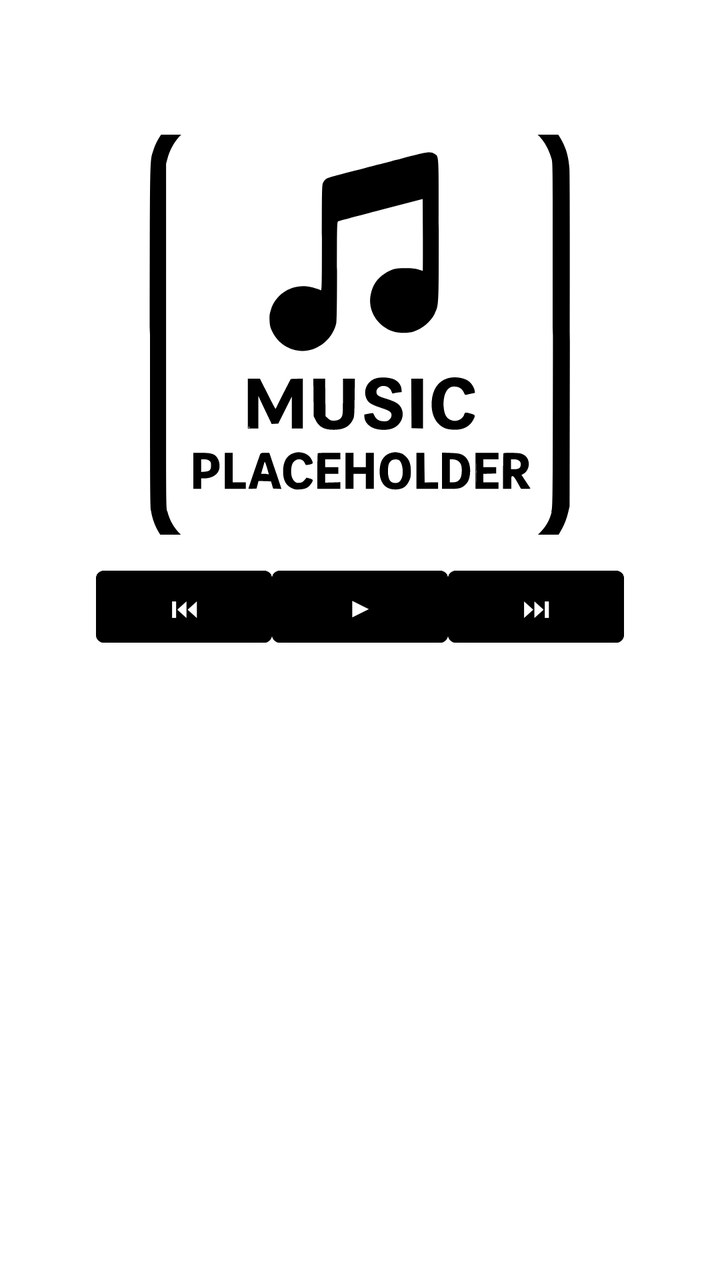
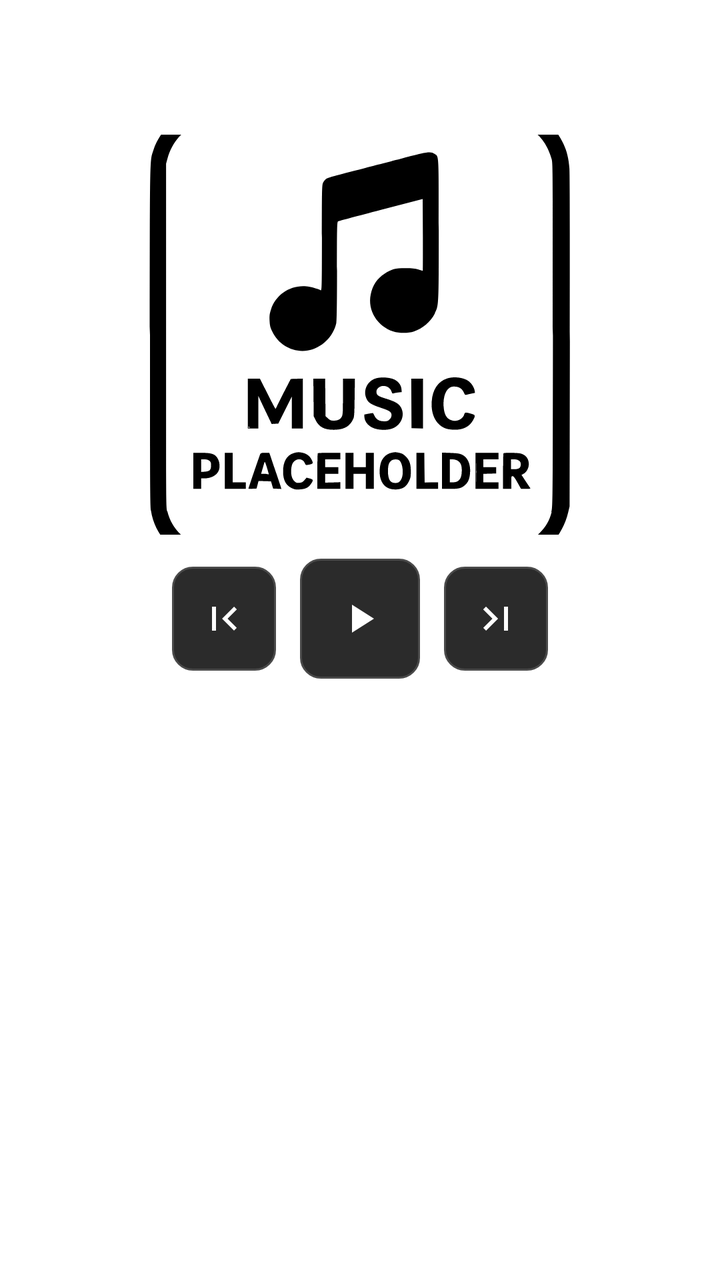

Two renders of the same Android screen: before a commit and after it. Below are the layout's source before the change and the commit's diff.
<!-- AndroidManifest.xml: application theme Theme.Ytmusicplayer -->
<!-- res/layout/fragment_playlist_detail.xml -->
<?xml version="1.0" encoding="utf-8"?>
<LinearLayout xmlns:android="http://schemas.android.com/apk/res/android"
    android:id="@+id/playlistDetailLayout"
    android:layout_width="match_parent"
    android:layout_height="match_parent"
    android:padding="12dp"
    android:layout_marginTop="88dp"
    android:orientation="vertical">

    
    <TextView
        android:id="@+id/playlistTitle"
        android:layout_width="match_parent"
        android:layout_height="wrap_content"
        android:text="Playlist Title"
        android:textColor="@color/white"
        android:textStyle="bold"
        android:textSize="18sp"
        android:paddingBottom="4dp" />

    
    <TextView
        android:id="@+id/currentTrackTitle"
        android:layout_width="match_parent"
        android:layout_height="wrap_content"
        android:text=" "
        android:textColor="@color/white"
        android:textSize="14sp"
        android:textStyle="italic"
        android:paddingBottom="8dp" />

    <ImageView
        android:id="@+id/currentTrackImage"
        android:layout_width="match_parent"
        android:layout_height="200dp"
        android:scaleType="centerCrop"
        android:layout_marginBottom="12dp"
        android:background="@color/white"
        android:src="@drawable/ic_music_placeholder" />

    
    <androidx.media3.ui.PlayerView
        android:id="@+id/playerView"
        android:layout_width="match_parent"
        android:layout_height="wrap_content"
        android:visibility="gone"
        android:layout_marginBottom="8dp" />

    
    <LinearLayout
        android:id="@+id/playerControls"
        android:layout_width="match_parent"
        android:layout_height="wrap_content"
        android:gravity="center"
        android:orientation="horizontal"
        android:layout_marginBottom="12dp">

        <Button
            android:id="@+id/buttonPrev"
            android:layout_width="wrap_content"
            android:layout_height="wrap_content"
            android:backgroundTint="@color/black"
            android:text="⏮" />

        <Button
            android:id="@+id/buttonPlayPause"
            android:layout_width="wrap_content"
            android:layout_height="wrap_content"
            android:backgroundTint="@color/black"
            android:text="▶" />

        <Button
            android:id="@+id/buttonNext"
            android:layout_width="wrap_content"
            android:layout_height="wrap_content"
            android:backgroundTint="@color/black"
            android:text="⏭" />
    </LinearLayout>

    
    <androidx.recyclerview.widget.RecyclerView
        android:id="@+id/playlistItemRecyclerView"
        android:layout_width="match_parent"
        android:layout_height="0dp"
        android:layout_weight="1"
        android:layout_marginBottom="100dp"
        android:scrollbars="vertical" />

</LinearLayout>
<!-- resources referenced by this layout -->
<resources>
  <color name="black">#FF000000</color>
  <color name="white">#FFFFFFFF</color>
  <!-- drawable ic_music_placeholder: vector/xml drawable (drawable, 10447 chars, omitted) -->
  <style name="Theme.Ytmusicplayer" parent="Theme.MaterialComponents.DayNight.DarkActionBar">
  
          
          <item name="android:windowSplashScreenBackground">@android:color/background_dark</item>
          <item name="android:windowSplashScreenAnimatedIcon">@mipmap/ic_launcher</item>
          <item name="android:windowSplashScreenIconBackgroundColor">@android:color/background_dark</item>
  
          
          <item name="colorPrimary">@android:color/background_dark</item>
          <item name="colorPrimaryVariant">@color/purple_700</item>
          <item name="colorOnPrimary">@color/white</item>
          
          <item name="colorSecondary">@color/teal_200</item>
          <item name="colorSecondaryVariant">@color/teal_700</item>
          <item name="colorOnSecondary">@color/black</item>
          
          <item name="android:statusBarColor">?attr/colorPrimaryVariant</item>
          
      </style>
  <color name="purple_700">#FF3700B3</color>
  <color name="teal_200">#FF03DAC5</color>
  <color name="teal_700">#FF018786</color>
</resources>

<!-- the commit's change to res/layout/fragment_playlist_detail.xml (unified diff, before → after) -->
@@ -3,87 +3,183 @@
     android:id="@+id/playlistDetailLayout"
     android:layout_width="match_parent"
     android:layout_height="match_parent"
-    android:padding="12dp"
     android:layout_marginTop="88dp"
-    android:orientation="vertical">
+    android:orientation="vertical"
+    android:padding="12dp">
 
-    
     <TextView
         android:id="@+id/playlistTitle"
         android:layout_width="match_parent"
         android:layout_height="wrap_content"
+        android:paddingBottom="4dp"
         android:text="Playlist Title"
         android:textColor="@color/white"
-        android:textStyle="bold"
         android:textSize="18sp"
-        android:paddingBottom="4dp" />
+        android:textStyle="bold" />
 
-    
-    <TextView
-        android:id="@+id/currentTrackTitle"
+    <LinearLayout
+        android:id="@+id/expandedNowPlayingContainer"
         android:layout_width="match_parent"
         android:layout_height="wrap_content"
-        android:text=" "
-        android:textColor="@color/white"
-        android:textSize="14sp"
-        android:textStyle="italic"
-        android:paddingBottom="8dp" />
+        android:orientation="vertical">
 
-    <ImageView
-        android:id="@+id/currentTrackImage"
-        android:layout_width="match_parent"
-        android:layout_height="200dp"
-        android:scaleType="centerCrop"
-        android:layout_marginBottom="12dp"
-        android:background="@color/white"
-        android:src="@drawable/ic_music_placeholder" />
+        <TextView
+            android:id="@+id/currentTrackTitle"
+            android:layout_width="match_parent"
+            android:layout_height="wrap_content"
+            android:paddingBottom="8dp"
+            android:text=" "
+            android:textColor="@color/white"
+            android:textSize="14sp"
+            android:textStyle="italic" />
 
-    
-    <androidx.media3.ui.PlayerView
-        android:id="@+id/playerView"
+        <ImageView
+            android:id="@+id/currentTrackImage"
+            android:layout_width="match_parent"
+            android:layout_height="200dp"
+            android:layout_marginBottom="12dp"
+            android:background="@color/white"
+            android:scaleType="centerCrop"
+            android:src="@drawable/ic_music_placeholder" />
+
+        <androidx.media3.ui.PlayerView
+            android:id="@+id/playerView"
+            android:layout_width="match_parent"
+            android:layout_height="wrap_content"
+            android:layout_marginBottom="8dp"
+            android:visibility="gone" />
+
+        <LinearLayout
+            android:id="@+id/playerControls"
+            android:layout_width="match_parent"
+            android:layout_height="wrap_content"
+            android:layout_marginBottom="12dp"
+            android:gravity="center"
+            android:orientation="horizontal">
+
+            <ImageButton
+                android:id="@+id/buttonPrev"
+                android:layout_width="52dp"
+                android:layout_height="52dp"
+                android:background="@drawable/bg_mini_player_button"
+                android:contentDescription="Previous"
+                android:padding="12dp"
+                android:scaleType="centerInside"
+                android:src="@drawable/ic_previous"
+                android:tint="@color/white" />
+
+            <ImageButton
+                android:id="@+id/buttonPlayPause"
+                android:layout_width="60dp"
+                android:layout_height="60dp"
+                android:layout_marginStart="12dp"
+                android:layout_marginEnd="12dp"
+                android:background="@drawable/bg_mini_player_button"
+                android:contentDescription="Play or pause"
+                android:padding="12dp"
+                android:scaleType="centerInside"
+                android:src="@drawable/ic_play"
+                android:tint="@color/white" />
+
+            <ImageButton
+                android:id="@+id/buttonNext"
+                android:layout_width="52dp"
+                android:layout_height="52dp"
+                android:background="@drawable/bg_mini_player_button"
+                android:contentDescription="Next"
+                android:padding="12dp"
+                android:scaleType="centerInside"
+                android:src="@drawable/ic_next"
+                android:tint="@color/white" />
+        </LinearLayout>
+    </LinearLayout>
+
+    <LinearLayout
+        android:id="@+id/collapsedNowPlayingContainer"
         android:layout_width="match_parent"
         android:layout_height="wrap_content"
-        android:visibility="gone"
-        android:layout_marginBottom="8dp" />
+        android:layout_marginBottom="8dp"
+        android:background="#1A1A1A"
+        android:gravity="center_vertical"
+        android:orientation="horizontal"
+        android:padding="8dp"
+        android:visibility="gone">
 
-    
-    <LinearLayout
-        android:id="@+id/playerControls"
-        android:layout_width="match_parent"
-        android:layout_height="wrap_content"
-        android:gravity="center"
-        android:orientation="horizontal"
-        android:layout_marginBottom="12dp">
+        <ImageView
+            android:id="@+id/collapsedTrackImage"
+            android:layout_width="80dp"
+            android:layout_height="50dp"
+            android:scaleType="centerCrop"
+            android:src="@drawable/ic_music_placeholder" />
 
-        <Button
-            android:id="@+id/buttonPrev"
-            android:layout_width="wrap_content"
+        <LinearLayout
+            android:layout_width="0dp"
             android:layout_height="wrap_content"
-            android:backgroundTint="@color/black"
-            android:text="⏮" />
+            android:layout_marginStart="8dp"
+            android:layout_weight="1"
+            android:orientation="vertical">
 
-        <Button
-            android:id="@+id/buttonPlayPause"
-            android:layout_width="wrap_content"
-            android:layout_height="wrap_content"
-            android:backgroundTint="@color/black"
-            android:text="▶" />
+            <TextView
+                android:id="@+id/collapsedTrackTitle"
+                android:layout_width="match_parent"
+                android:layout_height="wrap_content"
+                android:ellipsize="end"
+                android:maxLines="1"
+                android:textColor="@color/white"
+                android:textSize="14sp" />
 
-        <Button
-            android:id="@+id/buttonNext"
-            android:layout_width="wrap_content"
-            android:layout_height="wrap_content"
-            android:backgroundTint="@color/black"
-            android:text="⏭" />
+            <LinearLayout
+                android:id="@+id/collapsedPlayerControls"
+                android:layout_width="wrap_content"
+                android:layout_height="wrap_content"
+                android:layout_marginTop="4dp"
+                android:gravity="center_vertical"
+                android:orientation="horizontal">
+
+                <ImageButton
+                    android:id="@+id/collapsedButtonPrev"
+                    android:layout_width="40dp"
+                    android:layout_height="40dp"
+                    android:background="@drawable/bg_mini_player_button"
+                    android:contentDescription="Previous"
+                    android:padding="9dp"
+                    android:scaleType="centerInside"
+                    android:src="@drawable/ic_previous"
+                    android:tint="@color/white" />
+
+                <ImageButton
+                    android:id="@+id/collapsedButtonPlayPause"
+                    android:layout_width="40dp"
+                    android:layout_height="40dp"
+                    android:layout_marginStart="6dp"
+                    android:background="@drawable/bg_mini_player_button"
+                    android:contentDescription="Play or pause"
+                    android:padding="9dp"
+                    android:scaleType="centerInside"
+                    android:src="@drawable/ic_play"
+                    android:tint="@color/white" />
+
+                <ImageButton
+                    android:id="@+id/collapsedButtonNext"
+                    android:layout_width="40dp"
+                    android:layout_height="40dp"
+                    android:layout_marginStart="6dp"
+                    android:background="@drawable/bg_mini_player_button"
+                    android:contentDescription="Next"
+                    android:padding="9dp"
+                    android:scaleType="centerInside"
+                    android:src="@drawable/ic_next"
+                    android:tint="@color/white" />
+            </LinearLayout>
+        </LinearLayout>
     </LinearLayout>
 
-    
     <androidx.recyclerview.widget.RecyclerView
         android:id="@+id/playlistItemRecyclerView"
         android:layout_width="match_parent"
         android:layout_height="0dp"
+        android:layout_marginBottom="100dp"
         android:layout_weight="1"
-        android:layout_marginBottom="100dp"
         android:scrollbars="vertical" />
 
 </LinearLayout>
<!-- resource entries referenced after the edit -->
@@ -2,7 +2,35 @@
 <resources>
   <color name="black">#FF000000</color>
   <color name="white">#FFFFFFFF</color>
+  <!-- drawable bg_mini_player_button (drawable) -->
+  <?xml version="1.0" encoding="utf-8"?>
+  <shape xmlns:android="http://schemas.android.com/apk/res/android"
+      android:shape="rectangle">
+      <solid android:color="#2B2B2B" />
+      <corners android:radius="10dp" />
+      <stroke
+          android:width="1dp"
+          android:color="#4A4A4A" />
+  </shape>
   <!-- drawable ic_music_placeholder: vector/xml drawable (drawable, 10447 chars, omitted) -->
+  <!-- drawable ic_next (drawable) -->
+  <vector xmlns:android="http://schemas.android.com/apk/res/android" android:autoMirrored="true" android:height="24dp" android:tint="#FFFFFF" android:viewportHeight="24" android:viewportWidth="24" android:width="24dp">
+        
+      <path android:fillColor="@android:color/white" android:pathData="M5.59,7.41L10.18,12l-4.59,4.59L7,18l6,-6 -6,-6zM16,6h2v12h-2z"/>
+      
+  </vector>
+  <!-- drawable ic_play (drawable) -->
+  <vector xmlns:android="http://schemas.android.com/apk/res/android" android:height="24dp" android:tint="#FFFFFF" android:viewportHeight="24" android:viewportWidth="24" android:width="24dp">
+        
+      <path android:fillColor="@android:color/white" android:pathData="M8,5v14l11,-7z"/>
+      
+  </vector>
+  <!-- drawable ic_previous (drawable) -->
+  <vector xmlns:android="http://schemas.android.com/apk/res/android" android:height="24dp" android:tint="#FFFFFF" android:viewportHeight="24" android:viewportWidth="24" android:width="24dp">
+        
+      <path android:fillColor="@android:color/white" android:pathData="M18.41,16.59L13.82,12l4.59,-4.59L17,6l-6,6 6,6zM6,6h2v12H6z"/>
+      
+  </vector>
   <style name="Theme.Ytmusicplayer" parent="Theme.MaterialComponents.DayNight.DarkActionBar">
   
           
